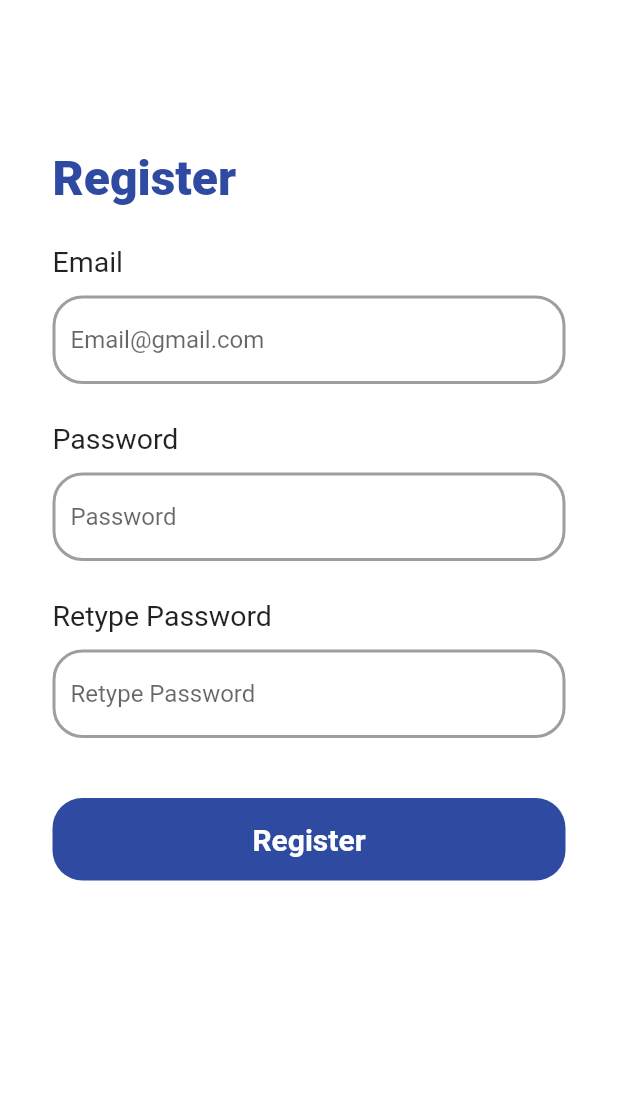
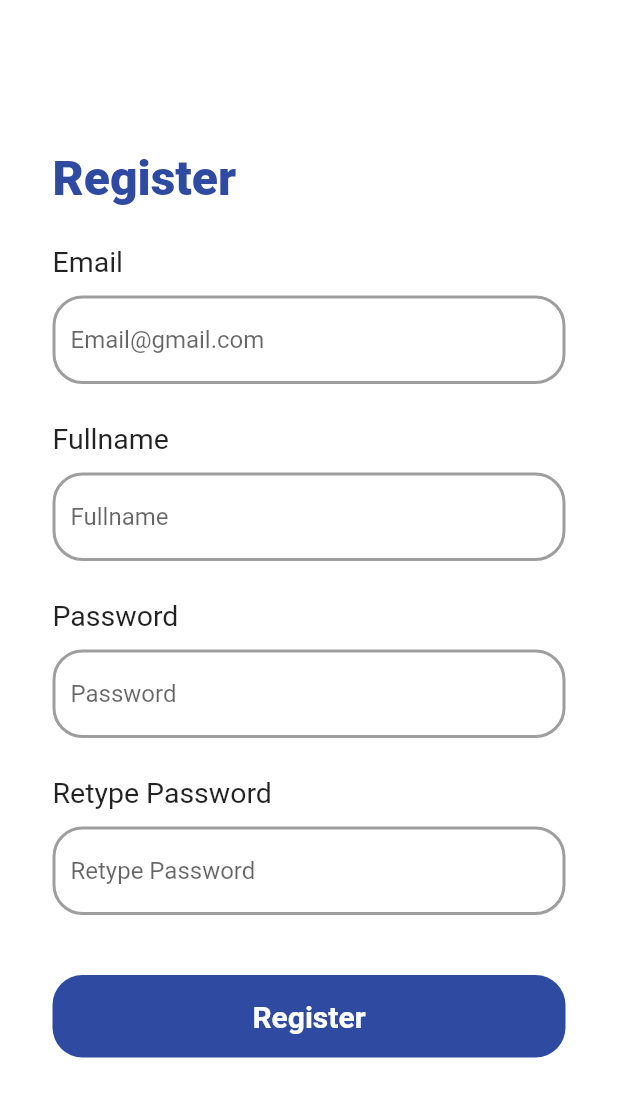
Before and after one commit to nguyenphuhongloan/furnitureshop, a Flutter app: the RegisterScreen screen opened directly, on a phone screen of 412 x 824 dp. Shown: the top 1097 px of the screen. Run offline on Flutter 3.47's test engine with Material 2 defaults, Android fonts, the phone set to English and light mode, and no system bars; our stand-ins replace flutter_rating_bar, flutter_svg, get.

Commit message:
add fullname in register

```diff
--- a/lib/main.dart
+++ b/lib/main.dart
@@ -2,6 +2,7 @@ import 'package:flutter/material.dart';
 import 'package:get/get_navigation/src/root/get_material_app.dart';
 import 'package:shop/screens/home/homescreen.dart';
 import 'package:shop/screens/login_and_register/login_screen.dart';
+import 'package:shop/screens/login_and_register/register_screen.dart';
 
 import 'constants/colors.dart';
 
@@ -26,7 +27,7 @@ class MyApp extends StatelessWidget {
         primarySwatch: Colors.blue,
       ),
 
-      home: const HomeScreen(),
+      home: const RegisterScreen(),
     );
   }
 }
--- a/lib/screens/login_and_register/register_screen.dart
+++ b/lib/screens/login_and_register/register_screen.dart
@@ -30,6 +30,13 @@ class _RegisterScreenState extends State<RegisterScreen> {
                 height: 25,
               ),
               Input(
+                label: "Fullname",
+                hinttext: "Fullname",
+              ),
+              SizedBox(
+                height: 25,
+              ),
+              Input(
                 label: "Password",
                 hinttext: "Password",
                 obscureText: true,),
```
Also changed, not shown: 1 other file.
